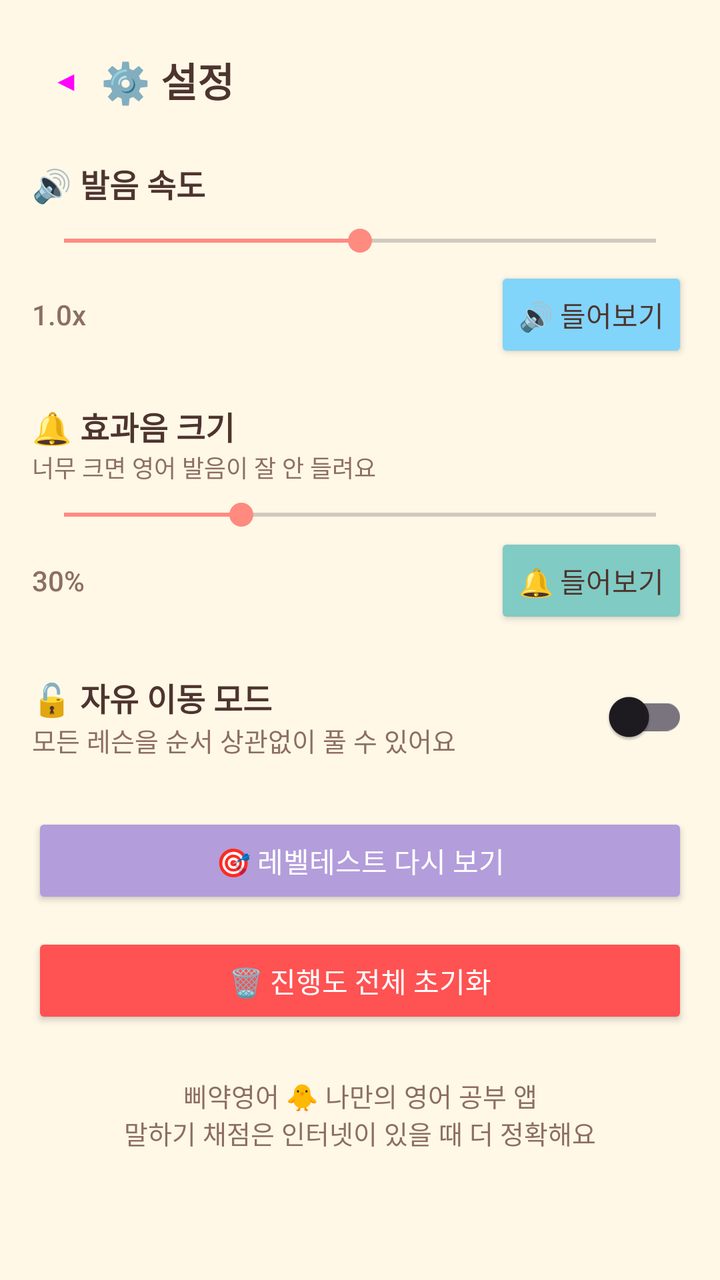
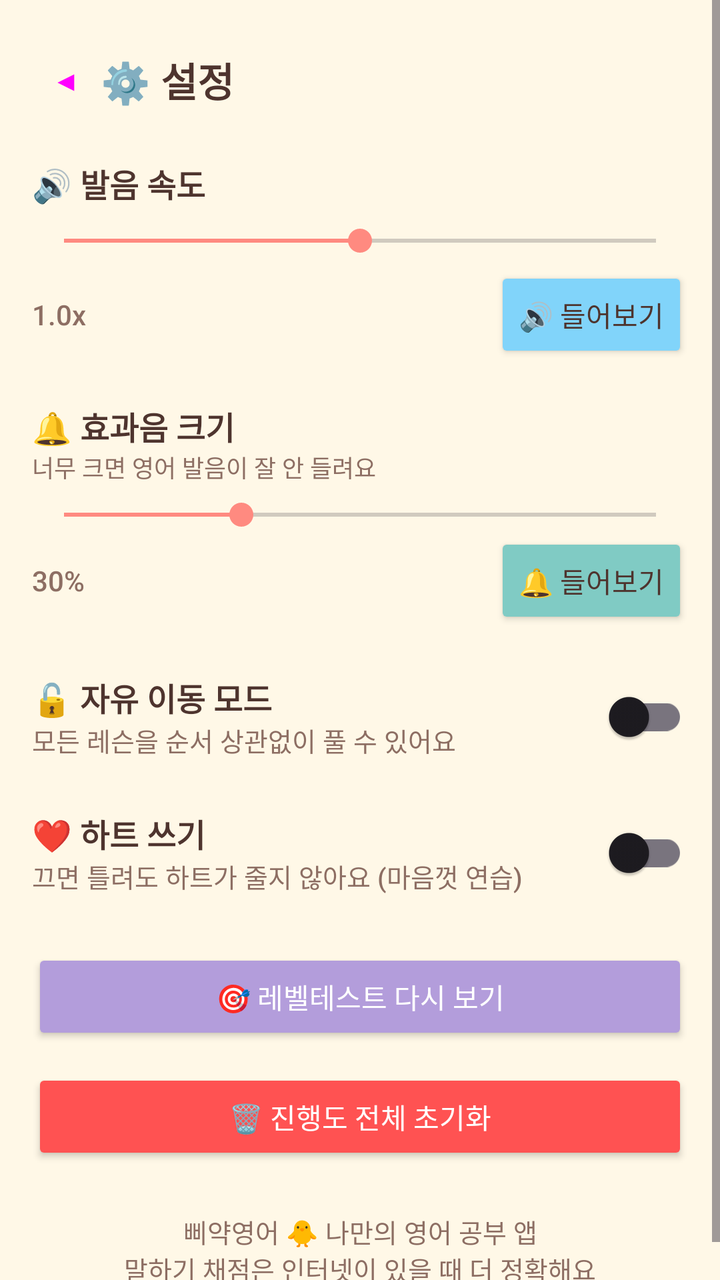

Before-and-after screenshots of an Android layout around one commit, followed by the original layout XML and the change that was made.
<!-- AndroidManifest.xml: application theme Theme.Piyak -->
<!-- res/layout/activity_settings.xml -->
<?xml version="1.0" encoding="utf-8"?>
<ScrollView xmlns:android="http://schemas.android.com/apk/res/android"
    android:layout_width="match_parent" android:layout_height="match_parent">
    <LinearLayout
        android:layout_width="match_parent" android:layout_height="wrap_content"
        android:orientation="vertical" android:padding="16dp">

        <LinearLayout android:layout_width="match_parent" android:layout_height="wrap_content"
            android:orientation="horizontal" android:gravity="center_vertical">
            <Button android:id="@+id/btnBack" style="?attr/materialIconButtonStyle"
                android:layout_width="wrap_content" android:layout_height="wrap_content" android:text="◀" />
            <TextView android:layout_width="wrap_content" android:layout_height="wrap_content"
                android:text="⚙️ 설정" android:textSize="20sp" android:textStyle="bold" />
        </LinearLayout>

        <TextView android:layout_width="wrap_content" android:layout_height="wrap_content"
            android:layout_marginTop="16dp" android:text="🔊 발음 속도" android:textSize="16sp" android:textStyle="bold" />
        <SeekBar android:id="@+id/seekRate" android:layout_width="match_parent" android:layout_height="wrap_content"
            android:layout_marginTop="8dp" android:max="14" android:progress="7" />
        <LinearLayout android:layout_width="match_parent" android:layout_height="wrap_content"
            android:orientation="horizontal" android:gravity="center_vertical" android:layout_marginTop="4dp">
            <TextView android:id="@+id/txtRate" android:layout_width="0dp" android:layout_height="wrap_content"
                android:layout_weight="1" android:text="1.0x" android:textColor="@color/brown_soft" />
            <Button android:id="@+id/btnTtsTest" android:layout_width="wrap_content" android:layout_height="wrap_content"
                android:text="🔊 들어보기" android:backgroundTint="@color/sky" android:textColor="@color/brown_text" />
        </LinearLayout>

        <TextView android:layout_width="wrap_content" android:layout_height="wrap_content"
            android:layout_marginTop="20dp" android:text="🔔 효과음 크기" android:textSize="16sp" android:textStyle="bold" />
        <TextView android:layout_width="wrap_content" android:layout_height="wrap_content"
            android:text="너무 크면 영어 발음이 잘 안 들려요" android:textSize="12sp"
            android:textColor="@color/brown_soft" />
        <SeekBar android:id="@+id/seekSfx" android:layout_width="match_parent" android:layout_height="wrap_content"
            android:layout_marginTop="6dp" android:max="100" android:progress="30" />
        <LinearLayout android:layout_width="match_parent" android:layout_height="wrap_content"
            android:orientation="horizontal" android:gravity="center_vertical">
            <TextView android:id="@+id/txtSfx" android:layout_width="0dp" android:layout_height="wrap_content"
                android:layout_weight="1" android:text="30%" android:textColor="@color/brown_soft" />
            <Button android:id="@+id/btnSfxTest" android:layout_width="wrap_content" android:layout_height="wrap_content"
                android:text="🔔 들어보기" android:backgroundTint="@color/mint" android:textColor="@color/brown_text" />
        </LinearLayout>

        <LinearLayout android:layout_width="match_parent" android:layout_height="wrap_content"
            android:orientation="horizontal" android:gravity="center_vertical" android:layout_marginTop="20dp">
            <LinearLayout android:layout_width="0dp" android:layout_height="wrap_content" android:layout_weight="1"
                android:orientation="vertical">
                <TextView android:layout_width="wrap_content" android:layout_height="wrap_content"
                    android:text="🔓 자유 이동 모드" android:textSize="16sp" android:textStyle="bold" />
                <TextView android:layout_width="wrap_content" android:layout_height="wrap_content"
                    android:text="모든 레슨을 순서 상관없이 풀 수 있어요" android:textSize="13sp" android:textColor="@color/brown_soft" />
            </LinearLayout>
            <com.google.android.material.switchmaterial.SwitchMaterial android:id="@+id/switchFree"
                android:layout_width="wrap_content" android:layout_height="wrap_content" />
        </LinearLayout>

        <Button android:id="@+id/btnPlacement" android:layout_width="match_parent" android:layout_height="wrap_content"
            android:layout_marginTop="24dp" android:text="🎯 레벨테스트 다시 보기"
            android:backgroundTint="@color/lavender" android:textColor="@color/white" />

        <Button android:id="@+id/btnCrash" android:layout_width="match_parent" android:layout_height="wrap_content"
            android:layout_marginTop="12dp" android:text="🐞 마지막 오류 기록 보기"
            android:backgroundTint="@color/cream_dark" android:textColor="@color/brown_text"
            android:visibility="gone" />

        <Button android:id="@+id/btnReset" android:layout_width="match_parent" android:layout_height="wrap_content"
            android:layout_marginTop="12dp" android:text="🗑 진행도 전체 초기화"
            android:backgroundTint="@color/coral_deep" android:textColor="@color/white" />

        <TextView android:layout_width="match_parent" android:layout_height="wrap_content"
            android:layout_marginTop="24dp" android:gravity="center" android:textSize="13sp"
            android:textColor="@color/brown_soft"
            android:text="삐약영어 🐥 나만의 영어 공부 앱\n말하기 채점은 인터넷이 있을 때 더 정확해요" />
    </LinearLayout>
</ScrollView>
<!-- resources referenced by this layout -->
<resources>
  <color name="brown_soft">#8D6E63</color>
  <color name="brown_text">#4E342E</color>
  <color name="coral_deep">#FF5252</color>
  <color name="cream_dark">#FFF0CC</color>
  <color name="lavender">#B39DDB</color>
  <color name="mint">#80CBC4</color>
  <color name="sky">#81D4FA</color>
  <color name="white">#FFFFFF</color>
  <style name="Theme.Piyak" parent="Theme.Material3.Light.NoActionBar">
          <item name="colorPrimary">@color/chick_yellow</item>
          <item name="colorOnPrimary">@color/brown_text</item>
          <item name="colorPrimaryContainer">@color/cream_dark</item>
          <item name="colorOnPrimaryContainer">@color/brown_text</item>
          <item name="colorSecondary">@color/coral</item>
          <item name="colorOnSecondary">@color/white</item>
          <item name="android:windowBackground">@color/cream</item>
          <item name="android:statusBarColor">@color/cream</item>
          <item name="android:windowLightStatusBar">true</item>
          <item name="android:navigationBarColor">@color/cream</item>
          <item name="android:textColor">@color/brown_text</item>
          <item name="android:fontFamily">sans-serif-medium</item>
      </style>
  <color name="chick_yellow">#FFD54F</color>
  <color name="coral">#FF8A80</color>
  <color name="cream">#FFF8E7</color>
</resources>

<!-- the commit's change to res/layout/activity_settings.xml (unified diff, before → after) -->
@@ -53,6 +53,20 @@
                 android:layout_width="wrap_content" android:layout_height="wrap_content" />
         </LinearLayout>
 
+        <LinearLayout android:layout_width="match_parent" android:layout_height="wrap_content"
+            android:orientation="horizontal" android:gravity="center_vertical" android:layout_marginTop="20dp">
+            <LinearLayout android:layout_width="0dp" android:layout_height="wrap_content" android:layout_weight="1"
+                android:orientation="vertical">
+                <TextView android:layout_width="wrap_content" android:layout_height="wrap_content"
+                    android:text="❤️ 하트 쓰기" android:textSize="16sp" android:textStyle="bold" />
+                <TextView android:layout_width="wrap_content" android:layout_height="wrap_content"
+                    android:text="끄면 틀려도 하트가 줄지 않아요 (마음껏 연습)" android:textSize="13sp"
+                    android:textColor="@color/brown_soft" />
+            </LinearLayout>
+            <com.google.android.material.switchmaterial.SwitchMaterial android:id="@+id/switchHearts"
+                android:layout_width="wrap_content" android:layout_height="wrap_content" />
+        </LinearLayout>
+
         <Button android:id="@+id/btnPlacement" android:layout_width="match_parent" android:layout_height="wrap_content"
             android:layout_marginTop="24dp" android:text="🎯 레벨테스트 다시 보기"
             android:backgroundTint="@color/lavender" android:textColor="@color/white" />
